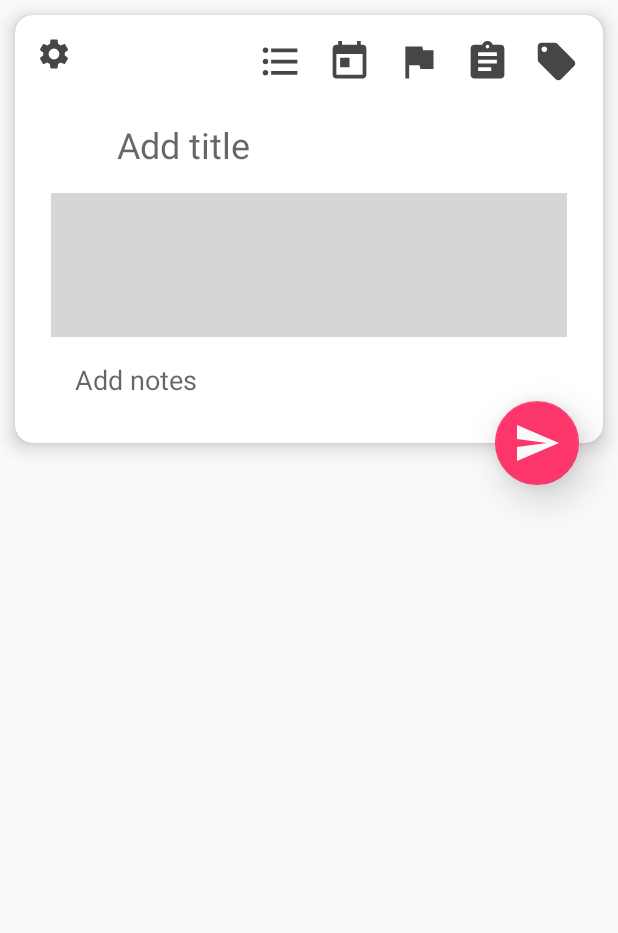
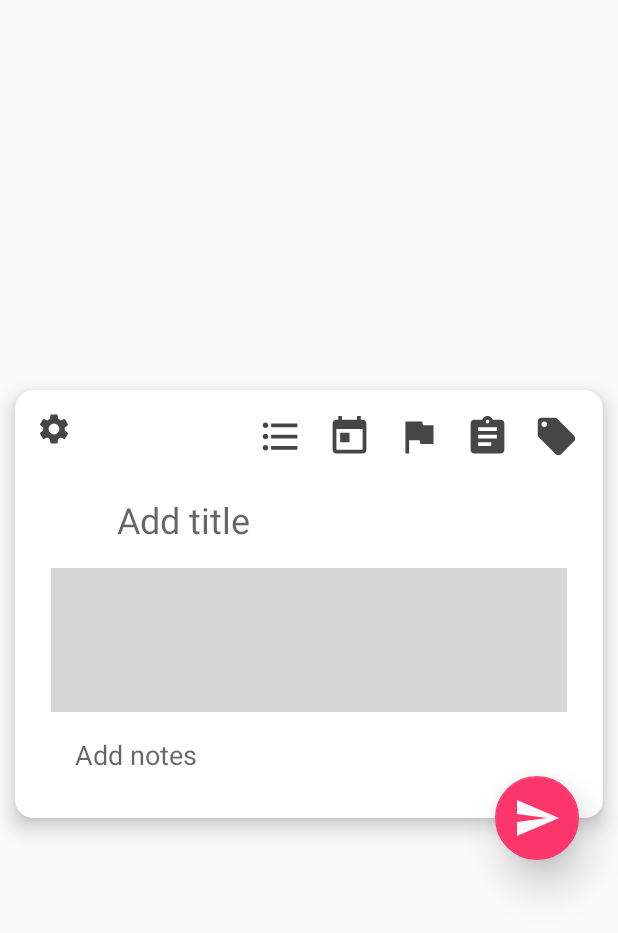
Before and after one commit to tmutimer/ThingsInbox, an Android app: the layout activity_main.xml on its own in the app's theme, with its tools: preview values and no code run, on a phone screen of 412 x 824 dp. Shown: the top 933 px of the screen. Run offline under Robolectric (Android 15) with nearby library versions, the phone set to English and light mode, and no system bars.

Commit message:
Make gravity center vertical. Make activity finish on send

```diff
--- a/app/src/main/java/com/android/example/thingsinbox/Message.java
+++ b/app/src/main/java/com/android/example/thingsinbox/Message.java
@@ -1,5 +1,6 @@
 package com.android.example.thingsinbox;
 
+import android.app.Activity;
 import android.content.Context;
 import android.content.Intent;
 import android.net.Uri;
@@ -29,6 +30,8 @@ public class Message {
 
         if (intent.resolveActivity(context.getPackageManager()) != null) {
             context.startActivity(intent);
+            Activity activity = (Activity) context;
+            activity.finish();
         }
     }
 
--- a/app/src/main/res/layout/activity_main.xml
+++ b/app/src/main/res/layout/activity_main.xml
@@ -9,7 +9,8 @@
         <androidx.constraintlayout.widget.ConstraintLayout
             android:layout_width="match_parent"
             android:layout_height="wrap_content"
-            android:animateLayoutChanges="true">
+            android:animateLayoutChanges="true"
+            android:layout_gravity="center_vertical">
 
             <ImageButton
                 android:id="@+id/settings_button"
```
